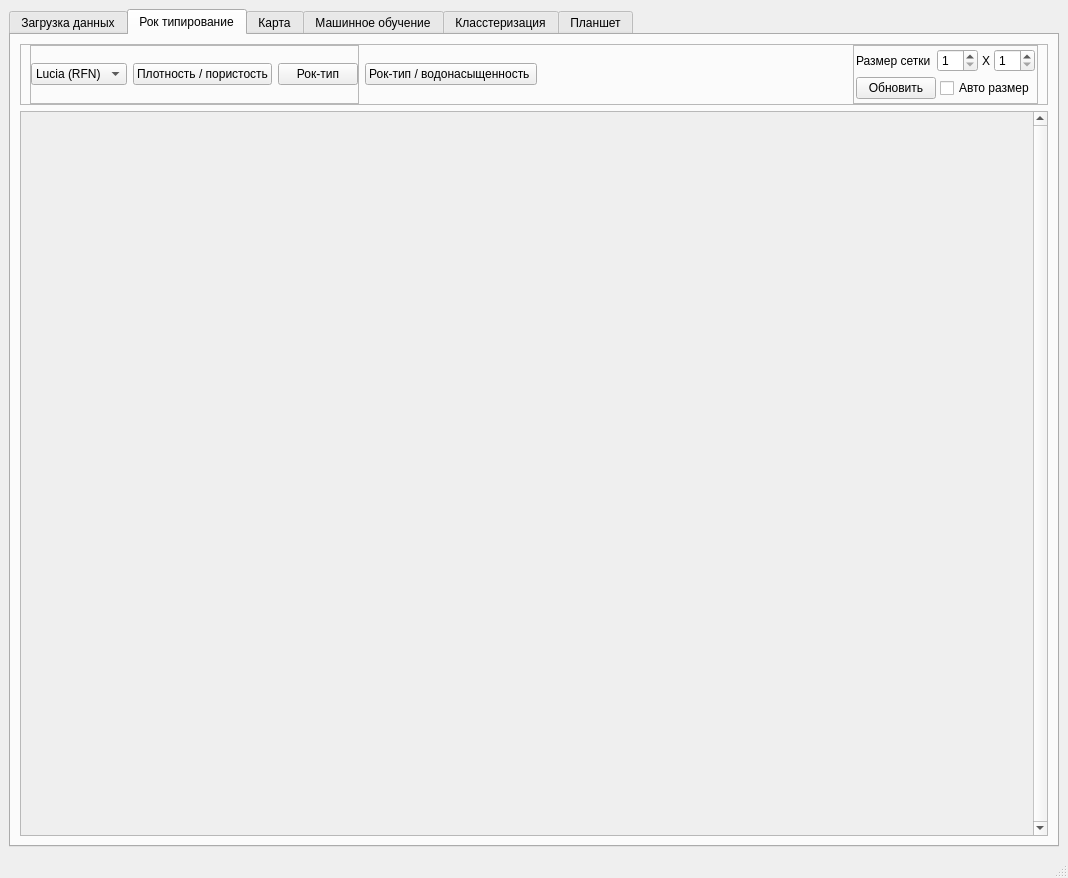
Old version of the form rocktype.ui in the repository CheckListHW/RockType.
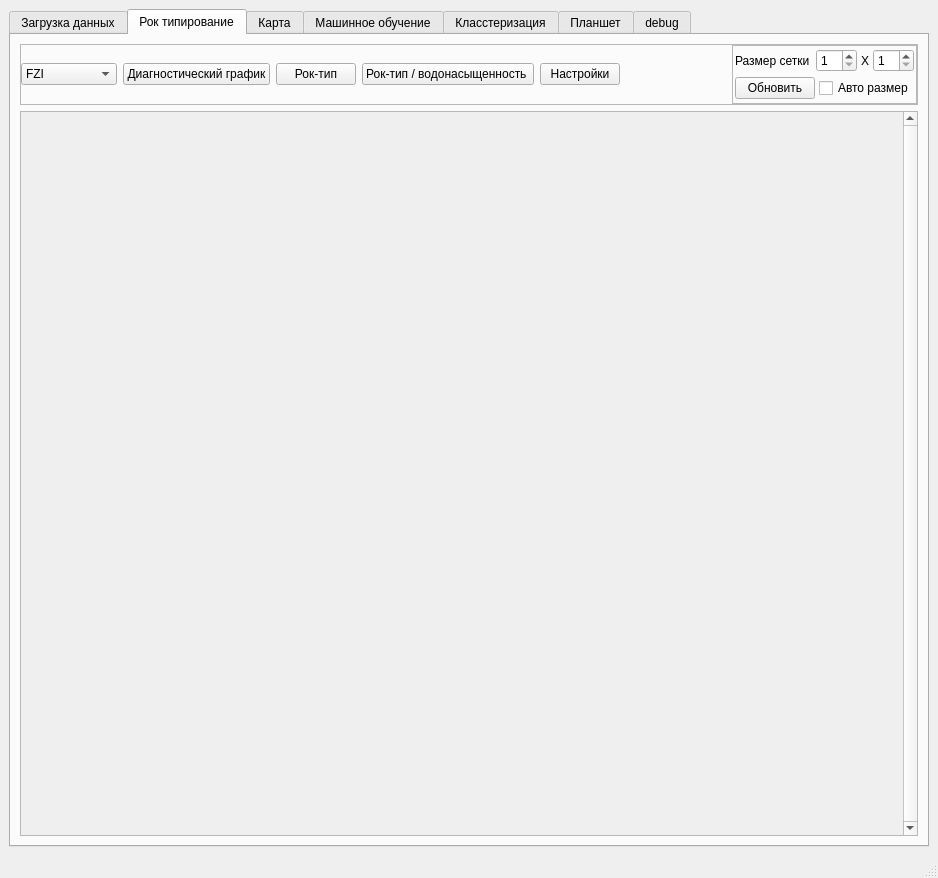
New version of the form.

Diff of the .ui file:
```diff
--- a/rocktype.ui
+++ b/rocktype.ui
@@ -6,7 +6,7 @@
    <rect>
     <x>0</x>
     <y>0</y>
-    <width>1068</width>
+    <width>938</width>
     <height>878</height>
    </rect>
   </property>
@@ -170,21 +170,6 @@
            <enum>QFrame::Raised</enum>
           </property>
           <layout class="QHBoxLayout" name="horizontalLayout_7">
-           <property name="topMargin">
-            <number>0</number>
-           </property>
-           <property name="bottomMargin">
-            <number>0</number>
-           </property>
-           <item>
-            <widget class="QFrame" name="frame">
-             <property name="frameShape">
-              <enum>QFrame::StyledPanel</enum>
-             </property>
-             <property name="frameShadow">
-              <enum>QFrame::Raised</enum>
-             </property>
-             <layout class="QHBoxLayout" name="horizontalLayout_6">
               <property name="leftMargin">
                <number>0</number>
               </property>
@@ -199,11 +184,6 @@
               </property>
               <item>
                <widget class="QComboBox" name="rocktype_CB">
-                <item>
-                 <property name="text">
-                  <string>Lucia (RFN)</string>
-                 </property>
-                </item>
                 <item>
                  <property name="text">
                   <string>FZI</string>
@@ -234,7 +214,7 @@
               <item>
                <widget class="QPushButton" name="calc_main_btn">
                 <property name="text">
-                 <string>Плотность / пористость</string>
+              <string>Диагностический график</string>
                 </property>
                </widget>
               </item>
@@ -245,9 +225,6 @@
                 </property>
                </widget>
               </item>
-             </layout>
-            </widget>
-           </item>
            <item>
             <widget class="QPushButton" name="calc_RTWS_Btn">
              <property name="enabled">
@@ -264,6 +241,13 @@
              </property>
             </widget>
            </item>
+           <item>
+            <widget class="QPushButton" name="settings_BTN">
+             <property name="text">
+              <string>Настройки</string>
+             </property>
+            </widget>
+           </item>
            <item>
             <spacer name="horizontalSpacer">
              <property name="orientation">
@@ -393,7 +377,7 @@
             <rect>
              <x>0</x>
              <y>0</y>
-             <width>1007</width>
+             <width>877</width>
              <height>706</height>
             </rect>
            </property>
@@ -422,6 +406,21 @@
         <string>Планшет</string>
        </attribute>
       </widget>
+      <widget class="QWidget" name="tab_debug">
+       <attribute name="title">
+        <string>debug</string>
+       </attribute>
+       <widget class="QListWidget" name="debug_list">
+        <property name="geometry">
+         <rect>
+          <x>20</x>
+          <y>30</y>
+          <width>1006</width>
+          <height>709</height>
+         </rect>
+        </property>
+       </widget>
+      </widget>
      </widget>
     </item>
    </layout>
```
Left out of the diff: 7 changed lines with no effect on the pictures. Lines whose indentation alone changed are shown as unchanged.
